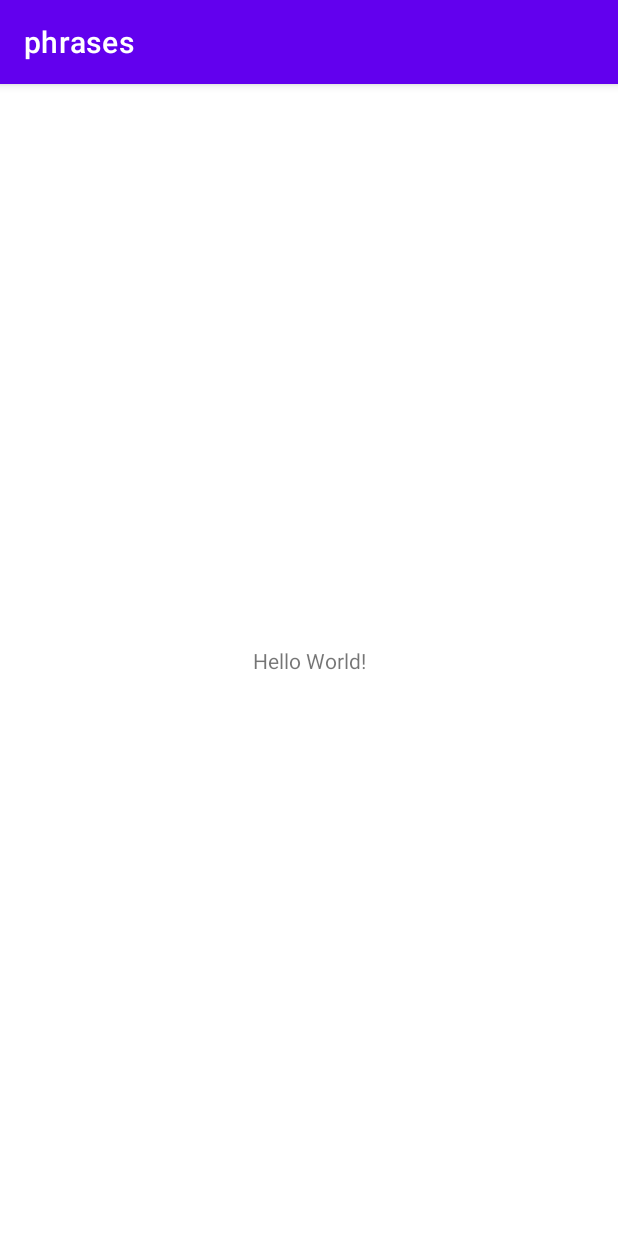
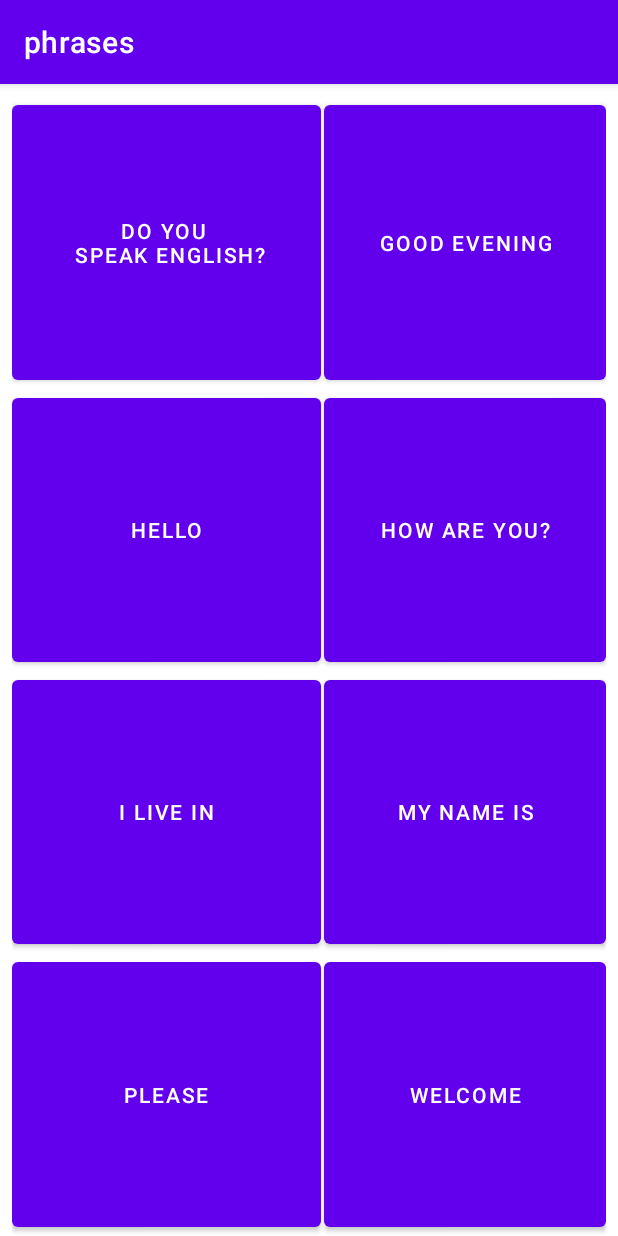
Before and after one commit to tevin-morake/phrases, an Android app: the screen it shows after launch (MainActivity), on a phone screen of 412 x 824 dp. Run offline under Robolectric (Android 15) with nearby library versions, the phone set to English and light mode, and no system bars.

Commit message:
added audio files, updated MainActivity to play each phrase on press

```diff
--- a/app/build.gradle
+++ b/app/build.gradle
@@ -33,6 +33,7 @@ dependencies {
     implementation 'androidx.appcompat:appcompat:1.2.0'
     implementation 'com.google.android.material:material:1.3.0'
     implementation 'androidx.constraintlayout:constraintlayout:2.0.4'
+    implementation 'androidx.gridlayout:gridlayout:1.0.0'
     testImplementation 'junit:junit:4.+'
     androidTestImplementation 'androidx.test.ext:junit:1.1.2'
     androidTestImplementation 'androidx.test.espresso:espresso-core:3.3.0'
--- a/app/src/main/res/layout/activity_main.xml
+++ b/app/src/main/res/layout/activity_main.xml
@@ -6,13 +6,103 @@
     android:layout_height="match_parent"
     tools:context=".MainActivity">
 
-    <TextView
-        android:layout_width="wrap_content"
-        android:layout_height="wrap_content"
-        android:text="Hello World!"
+    <androidx.gridlayout.widget.GridLayout
+        android:id="@+id/gridLayout"
+        android:layout_width="match_parent"
+        android:layout_height="match_parent"
+        android:layout_marginStart="8dp"
+        android:layout_marginTop="8dp"
+        android:layout_marginEnd="8dp"
+        app:columnCount="2"
         app:layout_constraintBottom_toBottomOf="parent"
-        app:layout_constraintLeft_toLeftOf="parent"
-        app:layout_constraintRight_toRightOf="parent"
-        app:layout_constraintTop_toTopOf="parent" />
+        app:layout_constraintEnd_toEndOf="parent"
+        app:layout_constraintStart_toStartOf="parent"
+        app:layout_constraintTop_toTopOf="parent"
+        app:rowCount="4"
+        app:alignmentMode="alignBounds">
 
+        <Button
+            android:id="@+id/button1"
+            android:layout_width="wrap_content"
+            android:layout_height="wrap_content"
+            android:layout_marginRight="2dp"
+            android:gravity="center"
+            android:onClick="onButtonPress"
+            android:text="Do you \n speak English?"
+            app:layout_columnWeight="1"
+            app:layout_rowWeight="1" />
+
+        <Button
+            android:id="@+id/button2"
+            android:layout_width="wrap_content"
+            android:layout_height="wrap_content"
+            android:gravity="center"
+            android:onClick="onButtonPress"
+            android:text="Good evening"
+            app:layout_columnWeight="1"
+            app:layout_rowWeight="1" />
+
+        <Button
+            android:id="@+id/button3"
+            android:layout_width="wrap_content"
+            android:layout_height="wrap_content"
+            android:layout_marginRight="2dp"
+            android:gravity="center"
+            android:onClick="onButtonPress"
+            android:text="Hello"
+            app:layout_columnWeight="1"
+            app:layout_rowWeight="1" />
+
+        <Button
+            android:id="@+id/button4"
+            android:layout_width="wrap_content"
+            android:layout_height="wrap_content"
+            android:gravity="center"
+            android:onClick="onButtonPress"
+            android:text="How are you?"
+            app:layout_columnWeight="1"
+            app:layout_rowWeight="1" />
+
+        <Button
+            android:id="@+id/button5"
+            android:layout_width="wrap_content"
+            android:layout_height="wrap_content"
+            android:layout_marginRight="2dp"
+            android:gravity="center"
+            android:onClick="onButtonPress"
+            android:text="I live in"
+            app:layout_columnWeight="1"
+            app:layout_rowWeight="1" />
+
+        <Button
+            android:id="@+id/button6"
+            android:gravity="center"
+            android:layout_width="wrap_content"
+            android:layout_height="wrap_content"
+            android:onClick="onButtonPress"
+            android:text="My name is"
+            app:layout_columnWeight="1"
+            app:layout_rowWeight="1" />
+
+        <Button
+            android:id="@+id/button7"
+            android:layout_width="wrap_content"
+            android:layout_height="wrap_content"
+            android:layout_marginRight="2dp"
+            android:gravity="center"
+            android:onClick="onButtonPress"
+            android:text="Please"
+            app:layout_columnWeight="1"
+            app:layout_rowWeight="1" />
+
+        <Button
+            android:id="@+id/button8"
+            android:gravity="center"
+            android:layout_width="wrap_content"
+            android:layout_height="wrap_content"
+            android:onClick="onButtonPress"
+            android:text="Welcome"
+            app:layout_columnWeight="1"
+            app:layout_rowWeight="1" />
+    </androidx.gridlayout.widget.GridLayout>
 </androidx.constraintlayout.widget.ConstraintLayout>
```
Also changed, not shown: app/src/main/java/com/example/phrases/MainActivity.java (+64 -2 lines), 10 other files.
